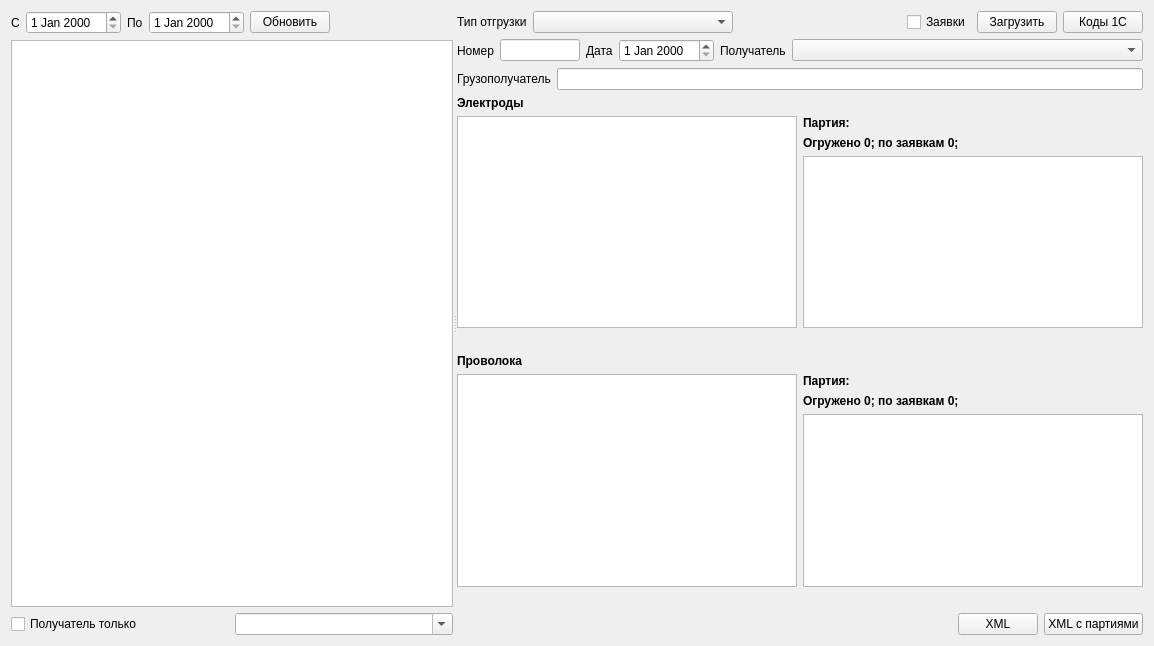
First picture: the form in formshipcons.ui, repository Sergeyego/warehouse, before the edit.
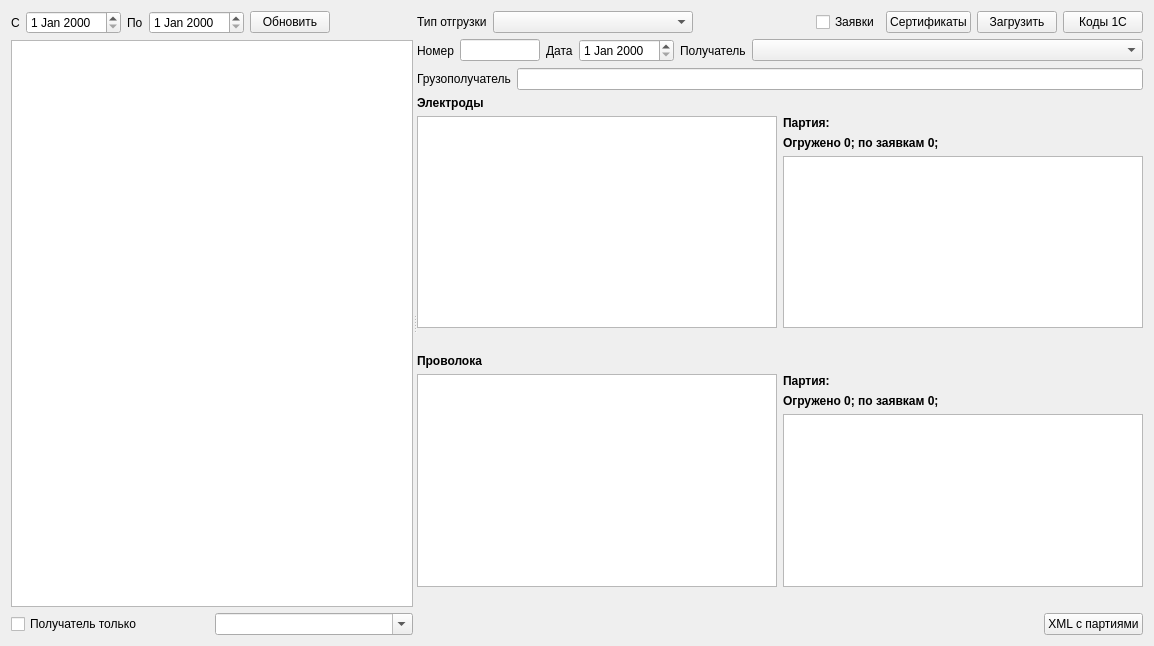
Second picture: the form after the edit. Custom widgets are drawn as their Qt base class.

What changed in the file:
```diff
--- a/formshipcons.ui
+++ b/formshipcons.ui
@@ -129,6 +129,13 @@
            </property>
           </widget>
          </item>
+         <item>
+          <widget class="QPushButton" name="pushButtonCert">
+           <property name="text">
+            <string>Сертификаты</string>
+           </property>
+          </widget>
+         </item>
          <item>
           <widget class="QPushButton" name="pushButtonLoad">
            <property name="text">
@@ -215,7 +222,6 @@
         <widget class="QLabel" name="labelEl">
          <property name="font">
           <font>
-           <weight>75</weight>
            <bold>true</bold>
           </font>
          </property>
@@ -235,7 +241,6 @@
             <widget class="QLabel" name="labelPartEl">
              <property name="font">
               <font>
-               <weight>75</weight>
                <bold>true</bold>
               </font>
              </property>
@@ -248,7 +253,6 @@
             <widget class="QLabel" name="labelStatReqEl">
              <property name="font">
               <font>
-               <weight>75</weight>
                <bold>true</bold>
               </font>
              </property>
@@ -282,7 +286,6 @@
         <widget class="QLabel" name="labelWire">
          <property name="font">
           <font>
-           <weight>75</weight>
            <bold>true</bold>
           </font>
          </property>
@@ -302,7 +305,6 @@
             <widget class="QLabel" name="labelPartWire">
              <property name="font">
               <font>
-               <weight>75</weight>
                <bold>true</bold>
               </font>
              </property>
@@ -315,7 +317,6 @@
             <widget class="QLabel" name="labelStatReqWire">
              <property name="font">
               <font>
-               <weight>75</weight>
                <bold>true</bold>
               </font>
              </property>
@@ -360,13 +361,6 @@
            </property>
           </spacer>
          </item>
-         <item>
-          <widget class="QPushButton" name="pushButtonXML">
-           <property name="text">
-            <string>XML</string>
-           </property>
-          </widget>
-         </item>
          <item>
           <widget class="QPushButton" name="pushButtonXMLPart">
            <property name="text">
```
